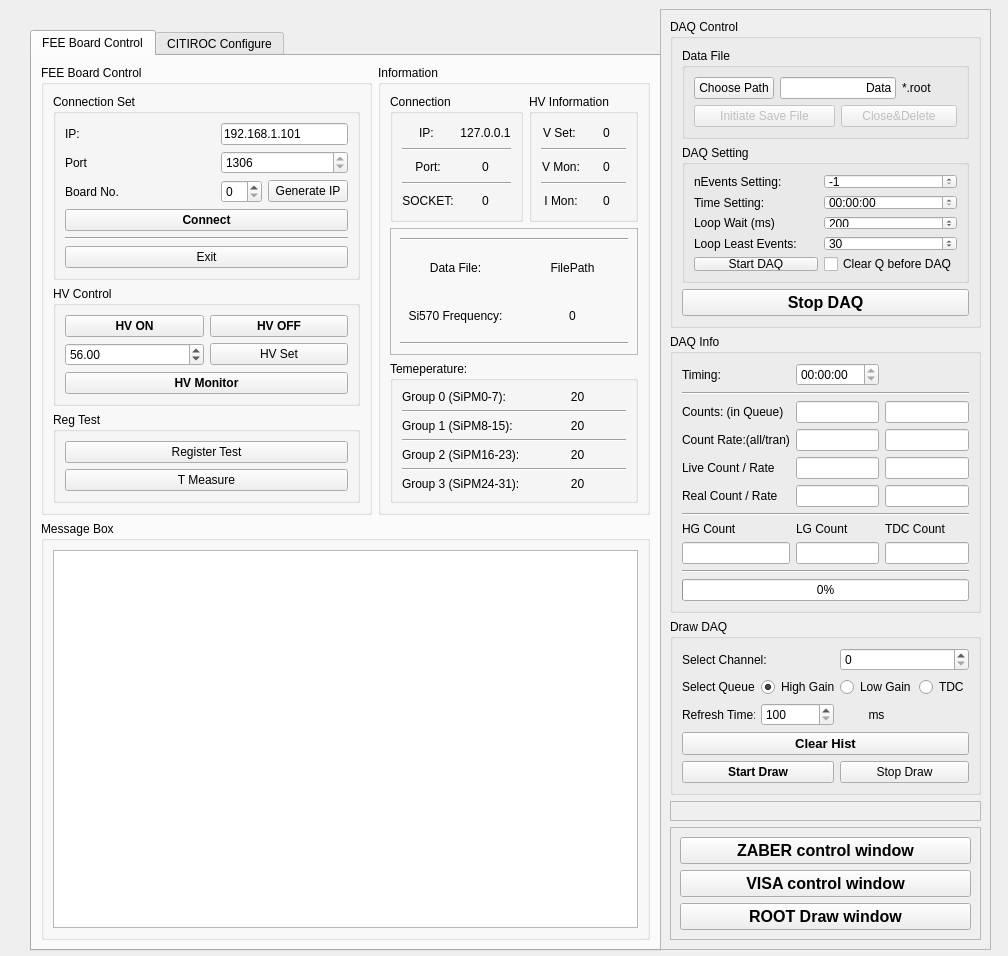
This is src/FEEControlWidget.ui in HelloUSTC114/FEEBoardGUI as Qt 5 draws it before an edit. The edited form follows.
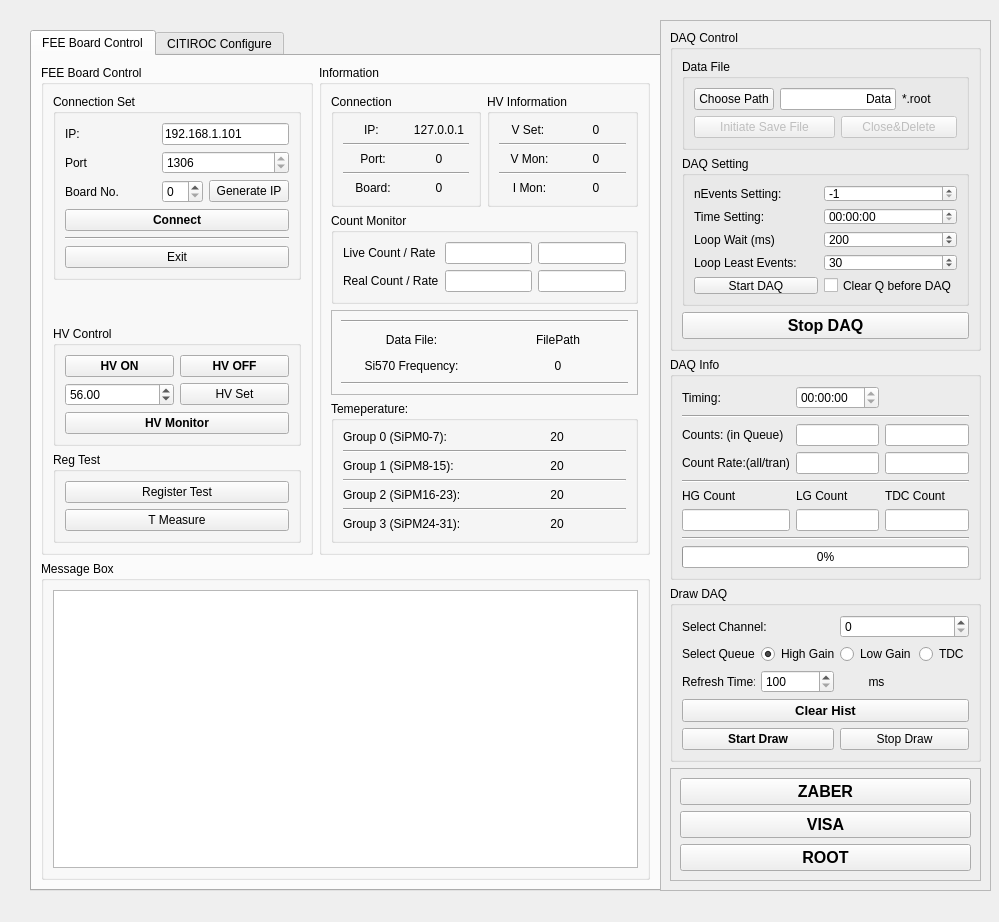
This is the edited form.

Commit message: Add Count rate monitor

Patch:
```diff
--- a/src/FEEControlWidget.ui
+++ b/src/FEEControlWidget.ui
@@ -6,8 +6,8 @@
    <rect>
     <x>0</x>
     <y>0</y>
-    <width>1008</width>
-    <height>956</height>
+    <width>999</width>
+    <height>922</height>
    </rect>
   </property>
   <property name="windowTitle">
@@ -22,7 +22,7 @@
      <x>30</x>
      <y>30</y>
      <width>631</width>
-     <height>921</height>
+     <height>861</height>
     </rect>
    </property>
    <property name="contextMenuPolicy">
@@ -177,7 +177,7 @@
           </layout>
          </widget>
         </item>
-        <item row="1" column="0">
+        <item row="2" column="0">
          <widget class="QGroupBox" name="grpHVctrl">
           <property name="title">
            <string>HV Control</string>
@@ -239,7 +239,7 @@
           </layout>
          </widget>
         </item>
-        <item row="2" column="0">
+        <item row="3" column="0">
          <widget class="QGroupBox" name="grpTMea">
           <property name="title">
            <string>Reg Test</string>
@@ -262,17 +262,18 @@
           </layout>
          </widget>
         </item>
-       </layout>
-      </widget>
-     </item>
-     <item row="1" column="0" colspan="2">
-      <widget class="QGroupBox" name="groupBox_3">
-       <property name="title">
-        <string>Message Box</string>
-       </property>
-       <layout class="QHBoxLayout" name="horizontalLayout_2">
-        <item>
-         <widget class="QTextEdit" name="brsMessage"/>
+        <item row="1" column="0">
+         <spacer name="verticalSpacer_4">
+          <property name="orientation">
+           <enum>Qt::Vertical</enum>
+          </property>
+          <property name="sizeHint" stdset="0">
+           <size>
+            <width>20</width>
+            <height>40</height>
+           </size>
+          </property>
+         </spacer>
         </item>
        </layout>
       </widget>
@@ -283,89 +284,6 @@
         <string>Information</string>
        </property>
        <layout class="QGridLayout" name="gridLayout_8">
-        <item row="0" column="0">
-         <widget class="QGroupBox" name="groupBox_6">
-          <property name="title">
-           <string>Connection</string>
-          </property>
-          <layout class="QGridLayout" name="gridLayout_4">
-           <item row="0" column="0">
-            <widget class="QLabel" name="label_9">
-             <property name="text">
-              <string>IP: </string>
-             </property>
-             <property name="alignment">
-              <set>Qt::AlignCenter</set>
-             </property>
-            </widget>
-           </item>
-           <item row="0" column="1">
-            <widget class="QLabel" name="lblIPOut">
-             <property name="text">
-              <string>127.0.0.1</string>
-             </property>
-             <property name="alignment">
-              <set>Qt::AlignCenter</set>
-             </property>
-            </widget>
-           </item>
-           <item row="1" column="0" colspan="2">
-            <widget class="Line" name="line_15">
-             <property name="orientation">
-              <enum>Qt::Horizontal</enum>
-             </property>
-            </widget>
-           </item>
-           <item row="2" column="0">
-            <widget class="QLabel" name="label_11">
-             <property name="text">
-              <string>Port:</string>
-             </property>
-             <property name="alignment">
-              <set>Qt::AlignCenter</set>
-             </property>
-            </widget>
-           </item>
-           <item row="2" column="1">
-            <widget class="QLabel" name="lblPortOut">
-             <property name="text">
-              <string>0</string>
-             </property>
-             <property name="alignment">
-              <set>Qt::AlignCenter</set>
-             </property>
-            </widget>
-           </item>
-           <item row="3" column="0" colspan="2">
-            <widget class="Line" name="line_16">
-             <property name="orientation">
-              <enum>Qt::Horizontal</enum>
-             </property>
-            </widget>
-           </item>
-           <item row="4" column="0">
-            <widget class="QLabel" name="label_15">
-             <property name="text">
-              <string>SOCKET:</string>
-             </property>
-             <property name="alignment">
-              <set>Qt::AlignCenter</set>
-             </property>
-            </widget>
-           </item>
-           <item row="4" column="1">
-            <widget class="QLabel" name="lblSockOut">
-             <property name="text">
-              <string>0</string>
-             </property>
-             <property name="alignment">
-              <set>Qt::AlignCenter</set>
-             </property>
-            </widget>
-           </item>
-          </layout>
-         </widget>
-        </item>
         <item row="0" column="1">
          <widget class="QGroupBox" name="groupBox_5">
           <property name="title">
@@ -449,7 +367,207 @@
           </layout>
          </widget>
         </item>
-        <item row="4" column="0" colspan="2">
+        <item row="0" column="0">
+         <widget class="QGroupBox" name="groupBox_6">
+          <property name="title">
+           <string>Connection</string>
+          </property>
+          <layout class="QGridLayout" name="gridLayout_4">
+           <item row="0" column="0">
+            <widget class="QLabel" name="label_9">
+             <property name="text">
+              <string>IP: </string>
+             </property>
+             <property name="alignment">
+              <set>Qt::AlignCenter</set>
+             </property>
+            </widget>
+           </item>
+           <item row="0" column="1">
+            <widget class="QLabel" name="lblIPOut">
+             <property name="text">
+              <string>127.0.0.1</string>
+             </property>
+             <property name="alignment">
+              <set>Qt::AlignCenter</set>
+             </property>
+            </widget>
+           </item>
+           <item row="1" column="0" colspan="2">
+            <widget class="Line" name="line_15">
+             <property name="orientation">
+              <enum>Qt::Horizontal</enum>
+             </property>
+            </widget>
+           </item>
+           <item row="2" column="0">
+            <widget class="QLabel" name="label_11">
+             <property name="text">
+              <string>Port:</string>
+             </property>
+             <property name="alignment">
+              <set>Qt::AlignCenter</set>
+             </property>
+            </widget>
+           </item>
+           <item row="2" column="1">
+            <widget class="QLabel" name="lblPortOut">
+             <property name="text">
+              <string>0</string>
+             </property>
+             <property name="alignment">
+              <set>Qt::AlignCenter</set>
+             </property>
+            </widget>
+           </item>
+           <item row="3" column="0" colspan="2">
+            <widget class="Line" name="line_16">
+             <property name="orientation">
+              <enum>Qt::Horizontal</enum>
+             </property>
+            </widget>
+           </item>
+           <item row="4" column="0">
+            <widget class="QLabel" name="label_15">
+             <property name="text">
+              <string>Board:</string>
+             </property>
+             <property name="alignment">
+              <set>Qt::AlignCenter</set>
+             </property>
+            </widget>
+           </item>
+           <item row="4" column="1">
+            <widget class="QLabel" name="lblBoardOut">
+             <property name="text">
+              <string>0</string>
+             </property>
+             <property name="alignment">
+              <set>Qt::AlignCenter</set>
+             </property>
+            </widget>
+           </item>
+          </layout>
+         </widget>
+        </item>
+        <item row="3" column="0" colspan="2">
+         <widget class="QFrame" name="frame_2">
+          <property name="frameShape">
+           <enum>QFrame::StyledPanel</enum>
+          </property>
+          <property name="frameShadow">
+           <enum>QFrame::Raised</enum>
+          </property>
+          <layout class="QGridLayout" name="gridLayout_17">
+           <item row="1" column="1">
+            <widget class="QLabel" name="lblFileOut">
+             <property name="text">
+              <string>FilePath</string>
+             </property>
+             <property name="alignment">
+              <set>Qt::AlignCenter</set>
+             </property>
+            </widget>
+           </item>
+           <item row="2" column="0">
+            <widget class="QLabel" name="label_7">
+             <property name="text">
+              <string>Si570 Frequency:</string>
+             </property>
+             <property name="alignment">
+              <set>Qt::AlignCenter</set>
+             </property>
+            </widget>
+           </item>
+           <item row="3" column="0" colspan="2">
+            <widget class="Line" name="line_18">
+             <property name="orientation">
+              <enum>Qt::Horizontal</enum>
+             </property>
+            </widget>
+           </item>
+           <item row="0" column="0" colspan="2">
+            <widget class="Line" name="line_17">
+             <property name="orientation">
+              <enum>Qt::Horizontal</enum>
+             </property>
+            </widget>
+           </item>
+           <item row="2" column="1">
+            <widget class="QLabel" name="lblSi570Out">
+             <property name="text">
+              <string>0</string>
+             </property>
+             <property name="alignment">
+              <set>Qt::AlignCenter</set>
+             </property>
+            </widget>
+           </item>
+           <item row="1" column="0">
+            <widget class="QLabel" name="label_13">
+             <property name="text">
+              <string>Data File:</string>
+             </property>
+             <property name="alignment">
+              <set>Qt::AlignCenter</set>
+             </property>
+            </widget>
+           </item>
+          </layout>
+         </widget>
+        </item>
+        <item row="2" column="0" colspan="2">
+         <widget class="QGroupBox" name="grpCRMonitor">
+          <property name="title">
+           <string>Count Monitor</string>
+          </property>
+          <layout class="QGridLayout" name="gridLayout_19">
+           <item row="0" column="1">
+            <widget class="QLineEdit" name="lineLiveCount">
+             <property name="readOnly">
+              <bool>true</bool>
+             </property>
+            </widget>
+           </item>
+           <item row="1" column="2">
+            <widget class="QLineEdit" name="lineRealCR">
+             <property name="readOnly">
+              <bool>true</bool>
+             </property>
+            </widget>
+           </item>
+           <item row="1" column="0">
+            <widget class="QLabel" name="label_39">
+             <property name="text">
+              <string>Real Count / Rate</string>
+             </property>
+            </widget>
+           </item>
+           <item row="1" column="1">
+            <widget class="QLineEdit" name="lineRealCount">
+             <property name="readOnly">
+              <bool>true</bool>
+             </property>
+            </widget>
+           </item>
+           <item row="0" column="0">
+            <widget class="QLabel" name="label_38">
+             <property name="text">
+              <string>Live Count / Rate</string>
+             </property>
+            </widget>
+           </item>
+           <item row="0" column="2">
+            <widget class="QLineEdit" name="lineLiveCR">
+             <property name="readOnly">
+              <bool>true</bool>
+             </property>
+            </widget>
+           </item>
+          </layout>
+         </widget>
+        </item>
+        <item row="5" column="0" colspan="2">
          <widget class="QGroupBox" name="grpTMoni">
           <property name="title">
            <string>Temeperature:</string>
@@ -547,71 +665,17 @@
           </layout>
          </widget>
         </item>
-        <item row="2" column="0" colspan="2">
-         <widget class="QFrame" name="frame_2">
-          <property name="frameShape">
-           <enum>QFrame::StyledPanel</enum>
-          </property>
-          <property name="frameShadow">
-           <enum>QFrame::Raised</enum>
-          </property>
-          <layout class="QGridLayout" name="gridLayout_17">
-           <item row="1" column="1">
-            <widget class="QLabel" name="lblFileOut">
-             <property name="text">
-              <string>FilePath</string>
-             </property>
-             <property name="alignment">
-              <set>Qt::AlignCenter</set>
-             </property>
-            </widget>
-           </item>
-           <item row="0" column="0" colspan="2">
-            <widget class="Line" name="line_17">
-             <property name="orientation">
-              <enum>Qt::Horizontal</enum>
-             </property>
-            </widget>
-           </item>
-           <item row="2" column="1">
-            <widget class="QLabel" name="lblSi570Out">
-             <property name="text">
-              <string>0</string>
-             </property>
-             <property name="alignment">
-              <set>Qt::AlignCenter</set>
-             </property>
-            </widget>
-           </item>
-           <item row="1" column="0">
-            <widget class="QLabel" name="label_13">
-             <property name="text">
-              <string>Data File:</string>
-             </property>
-             <property name="alignment">
-              <set>Qt::AlignCenter</set>
-             </property>
-            </widget>
-           </item>
-           <item row="2" column="0">
-            <widget class="QLabel" name="label_7">
-             <property name="text">
-              <string>Si570 Frequency:</string>
-             </property>
-             <property name="alignment">
-              <set>Qt::AlignCenter</set>
-             </property>
-            </widget>
-           </item>
-           <item row="3" column="0" colspan="2">
-            <widget class="Line" name="line_18">
-             <property name="orientation">
-              <enum>Qt::Horizontal</enum>
-             </property>
-            </widget>
-           </item>
-          </layout>
-         </widget>
+       </layout>
+      </widget>
+     </item>
+     <item row="2" column="0" colspan="2">
+      <widget class="QGroupBox" name="groupBox_3">
+       <property name="title">
+        <string>Message Box</string>
+       </property>
+       <layout class="QHBoxLayout" name="horizontalLayout_2">
+        <item>
+         <widget class="QTextEdit" name="brsMessage"/>
         </item>
        </layout>
       </widget>
@@ -1030,9 +1094,9 @@
    <property name="geometry">
     <rect>
      <x>660</x>
-     <y>9</y>
+     <y>20</y>
      <width>331</width>
-     <height>941</height>
+     <height>871</height>
     </rect>
    </property>
    <property name="frameShape">
@@ -1042,6 +1106,124 @@
     <enum>QFrame::Raised</enum>
    </property>
    <layout class="QGridLayout" name="gridLayout_23">
+    <item row="3" column="0">
+     <widget class="QGroupBox" name="groupBox_10">
+      <property name="title">
+       <string>Draw DAQ</string>
+      </property>
+      <layout class="QGridLayout" name="gridLayout_14">
+       <item row="4" column="2" colspan="2">
+        <widget class="QPushButton" name="btnStopDraw">
+         <property name="font">
+          <font>
+           <bold>false</bold>
+          </font>
+         </property>
+         <property name="text">
+          <string>Stop Draw</string>
+         </property>
+        </widget>
+       </item>
+       <item row="1" column="2">
+        <widget class="QRadioButton" name="btnLGDraw">
+         <property name="text">
+          <string>Low Gain</string>
+         </property>
+        </widget>
+       </item>
+       <item row="1" column="0">
+        <widget class="QLabel" name="label_26">
+         <property name="text">
+          <string>Select Queue:</string>
+         </property>
+        </widget>
+       </item>
+       <item row="1" column="1">
+        <widget class="QRadioButton" name="btnHGDraw">
+         <property name="text">
+          <string>High Gain</string>
+         </property>
+         <property name="checked">
+          <bool>true</bool>
+         </property>
+        </widget>
+       </item>
+       <item row="2" column="1">
+        <widget class="QSpinBox" name="boxRefreshTime">
+         <property name="minimum">
+          <number>100</number>
+         </property>
+         <property name="maximum">
+          <number>999999999</number>
+         </property>
+        </widget>
+       </item>
+       <item row="2" column="0">
+        <widget class="QLabel" name="label_28">
+         <property name="text">
+          <string>Refresh Time:</string>
+         </property>
+        </widget>
+       </item>
+       <item row="4" column="0" colspan="2">
+        <widget class="QPushButton" name="btnStartDraw">
+         <property name="font">
+          <font>
+           <bold>true</bold>
+          </font>
+         </property>
+         <property name="text">
+          <string>Start Draw</string>
+         </property>
+        </widget>
+       </item>
+       <item row="0" column="2" colspan="2">
+        <widget class="QSpinBox" name="boxDrawCh">
+         <property name="maximum">
+          <number>32</number>
+         </property>
+        </widget>
+       </item>
+       <item row="1" column="3">
+        <widget class="QRadioButton" name="btnTDCDraw">
+         <property name="text">
+          <string>TDC</string>
+         </property>
+        </widget>
+       </item>
+       <item row="2" column="2">
+        <widget class="QLabel" name="label_29">
+         <property name="text">
+          <string>ms</string>
+         </property>
+         <property name="alignment">
+          <set>Qt::AlignCenter</set>
+         </property>
+        </widget>
+       </item>
+       <item row="0" column="0" colspan="2">
+        <widget class="QLabel" name="label_27">
+         <property name="text">
+          <string>Select Channel:</string>
+         </property>
+        </widget>
+       </item>
+       <item row="3" column="0" colspan="4">
+        <widget class="QPushButton" name="btnClearDraw">
+         <property name="font">
+          <font>
+           <pointsize>10</pointsize>
+           <bold>true</bold>
+          </font>
+         </property>
+         <property name="text">
+          <string>Clear Hist</string>
+         </property>
+        </widget>
+       </item>
+      </layout>
+     </widget>
+    </item>
     <item row="0" column="0">
      <widget class="QGroupBox" name="grpDAQctrl">
       <property name="title">
@@ -1224,124 +1406,6 @@
       </layout>
      </widget>
     </item>
-    <item row="2" column="0">
-     <widget class="QGroupBox" name="groupBox_10">
-      <property name="title">
-       <string>Draw DAQ</string>
-      </property>
-      <layout class="QGridLayout" name="gridLayout_14">
-       <item row="4" column="2" colspan="2">
-        <widget class="QPushButton" name="btnStopDraw">
-         <property name="font">
-          <font>
-           <bold>false</bold>
-          </font>
-         </property>
-         <property name="text">
-          <string>Stop Draw</string>
-         </property>
-        </widget>
-       </item>
-       <item row="1" column="2">
-        <widget class="QRadioButton" name="btnLGDraw">
-         <property name="text">
-          <string>Low Gain</string>
-         </property>
-        </widget>
-       </item>
-       <item row="1" column="0">
-        <widget class="QLabel" name="label_26">
-         <property name="text">
-          <string>Select Queue:</string>
-         </property>
-        </widget>
-       </item>
-       <item row="1" column="1">
-        <widget class="QRadioButton" name="btnHGDraw">
-         <property name="text">
-          <string>High Gain</string>
-         </property>
-         <property name="checked">
-          <bool>true</bool>
-         </property>
-        </widget>
-       </item>
-       <item row="2" column="1">
-        <widget class="QSpinBox" name="boxRefreshTime">
-         <property name="minimum">
-          <number>100</number>
-         </property>
-         <property name="maximum">
-          <number>999999999</number>
-         </property>
-        </widget>
-       </item>
-       <item row="2" column="0">
-        <widget class="QLabel" name="label_28">
-         <property name="text">
-          <string>Refresh Time:</string>
-         </property>
-        </widget>
-       </item>
-       <item row="4" column="0" colspan="2">
-        <widget class="QPushButton" name="btnStartDraw">
-         <property name="font">
-          <font>
-           <bold>true</bold>
-          </font>
-         </property>
-         <property name="text">
-          <string>Start Draw</string>
-         </property>
-        </widget>
-       </item>
-       <item row="0" column="2" colspan="2">
-        <widget class="QSpinBox" name="boxDrawCh">
-         <property name="maximum">
-          <number>32</number>
-         </property>
-        </widget>
-       </item>
-       <item row="1" column="3">
-        <widget class="QRadioButton" name="btnTDCDraw">
-         <property name="text">
-          <string>TDC</string>
-         </property>
-        </widget>
-       </item>
-       <item row="2" column="2">
-        <widget class="QLabel" name="label_29">
-         <property name="text">
-          <string>ms</string>
-         </property>
-         <property name="alignment">
-          <set>Qt::AlignCenter</set>
-         </property>
-        </widget>
-       </item>
-       <item row="0" column="0" colspan="2">
-        <widget class="QLabel" name="label_27">
-         <property name="text">
-          <string>Select Channel:</string>
-         </property>
-        </widget>
-       </item>
-       <item row="3" column="0" colspan="4">
-        <widget class="QPushButton" name="btnClearDraw">
-         <property name="font">
-          <font>
-           <pointsize>10</pointsize>
-           <bold>true</bold>
-          </font>
-         </property>
-         <property name="text">
-          <string>Clear Hist</string>
-         </property>
-        </widget>
-       </item>
-      </layout>
-     </widget>
-    </item>
     <item row="5" column="0">
      <widget class="QFrame" name="frame_5">
       <property name="frameShape">
@@ -1352,6 +1416,19 @@
       </property>
       <layout class="QGridLayout" name="gridLayout_16">
        <item row="1" column="0">
+        <widget class="QPushButton" name="btnZaberControl">
+         <property name="font">
+          <font>
+           <pointsize>12</pointsize>
+           <bold>true</bold>
+          </font>
+         </property>
+         <property name="text">
+          <string>ZABER</string>
+         </property>
+        </widget>
+       </item>
+       <item row="2" column="0">
         <widget class="QPushButton" name="btnVISAControl">
          <property name="font">
           <font>
@@ -1360,11 +1437,11 @@
           </font>
          </property>
          <property name="text">
-          <string>VISA control window</string>
+          <string>VISA</string>
          </property>
         </widget>
        </item>
-       <item row="2" column="0">
+       <item row="3" column="0">
         <widget class="QPushButton" name="btnDraw">
          <property name="font">
           <font>
@@ -1373,165 +1450,44 @@
           </font>
          </property>
          <property name="text">
-          <string>ROOT Draw window</string>
-         </property>
-        </widget>
-       </item>
-       <item row="0" column="0">
-        <widget class="QPushButton" name="btnZaberControl">
-         <property name="font">
-          <font>
-           <pointsize>12</pointsize>
-           <bold>true</bold>
-          </font>
-         </property>
-         <property name="text">
-          <string>ZABER control window</string>
+          <string>ROOT</string>
          </property>
         </widget>
        </item>
       </layout>
      </widget>
     </item>
-    <item row="3" column="0">
-     <widget class="QFrame" name="frame_4">
-      <property name="frameShape">
-       <enum>QFrame::StyledPanel</enum>
-      </property>
-      <property name="frameShadow">
-       <enum>QFrame::Raised</enum>
-      </property>
-      <layout class="QGridLayout" name="gridLayout_15"/>
-     </widget>
-    </item>
-    <item row="4" column="0">
-     <spacer name="verticalSpacer">
-      <property name="orientation">
-       <enum>Qt::Vertical</enum>
-      </property>
-      <property name="sizeHint" stdset="0">
-       <size>
-        <width>20</width>
-        <height>40</height>
-       </size>
-      </property>
-     </spacer>
-    </item>
-    <item row="1" column="0">
+    <item row="2" column="0">
      <widget class="QGroupBox" name="grpDAQInfo">
       <property name="title">
        <string>DAQ Info</string>
       </property>
       <layout class="QGridLayout" name="gridLayout_11">
-       <item row="2" column="2">
-        <widget class="QLineEdit" name="lineUnreadCount">
-         <property name="readOnly">
-          <bool>true</bool>
-         </property>
-        </widget>
-       </item>
-       <item row="5" column="1">
-        <widget class="QLineEdit" name="lineRealCount">
-         <property name="readOnly">
-          <bool>true</bool>
-         </property>
-        </widget>
-       </item>
-       <item row="7" column="1">
-        <widget class="QLabel" name="label_35">
-         <property name="text">
-          <string>LG Count</string>
-         </property>
-        </widget>
-       </item>
-       <item row="8" column="2">
-        <widget class="QLineEdit" name="lineTDCDAQCount">
-         <property name="readOnly">
-          <bool>true</bool>
-         </property>
-        </widget>
-       </item>
-       <item row="4" column="0">
-        <widget class="QLabel" name="label_38">
-         <property name="text">
-          <string>Live Count / Rate</string>
-         </property>
-        </widget>
-       </item>
-       <item row="0" column="0">
-        <widget class="QLabel" name="label_4">
-         <property name="text">
-          <string>Timing:</string>
-         </property>
-        </widget>
-       </item>
-       <item row="7" column="2">
+       <item row="5" column="2">
         <widget class="QLabel" name="label_36">
          <property name="text">
           <string>TDC Count</string>
          </property>
         </widget>
        </item>
-       <item row="4" column="1">
-        <widget class="QLineEdit" name="lineLiveCount">
-         <property name="readOnly">
-          <bool>true</bool>
-         </property>
-        </widget>
-       </item>
-       <item row="8" column="1">
-        <widget class="QLineEdit" name="lineLGDAQCount">
-         <property name="readOnly">
-          <bool>true</bool>
-         </property>
-        </widget>
-       </item>
-       <item row="4" column="2">
-        <widget class="QLineEdit" name="lineLiveCR">
-         <property name="readOnly">
-          <bool>true</bool>
-         </property>
-        </widget>
-       </item>
-       <item row="5" column="2">
-        <widget class="QLineEdit" name="lineRealCR">
-         <property name="readOnly">
-          <bool>true</bool>
-         </property>
-        </widget>
-       </item>
-       <item row="3" column="0">
-        <widget class="QLabel" name="label_31">
-         <property name="text">
-          <string>Count Rate:(all/tran)</string>
-         </property>
-        </widget>
-       </item>
-       <item row="2" column="1">
-        <widget class="QLineEdit" name="lineDAQCount">
-         <property name="readOnly">
-          <bool>true</bool>
-         </property>
-        </widget>
-       </item>
-       <item row="3" column="2">
-        <widget class="QLineEdit" name="lineCountRateTran">
-         <property name="readOnly">
-          <bool>true</bool>
-         </property>
-        </widget>
-       </item>
-       <item row="1" column="0" colspan="3">
-        <widget class="Line" name="line_6">
-         <property name="orientation">
-          <enum>Qt::Horizontal</enum>
-         </property>
-        </widget>
-       </item>
        <item row="5" column="0">
-        <widget class="QLabel" name="label_39">
+        <widget class="QLabel" name="label_25">
          <property name="text">
-          <string>Real Count / Rate</string>
+          <string>HG Count</string>
+         </property>
+        </widget>
+       </item>
+       <item row="2" column="1">
+        <widget class="QLineEdit" name="lineDAQCount">
+         <property name="readOnly">
+          <bool>true</bool>
+         </property>
+        </widget>
+       </item>
+       <item row="6" column="2">
+        <widget class="QLineEdit" name="lineTDCDAQCount">
+         <property name="readOnly">
+          <bool>true</bool>
          </property>
         </widget>
        </item>
@@ -1542,13 +1498,27 @@
          </property>
         </widget>
        </item>
-       <item row="8" column="0">
-        <widget class="QLineEdit" name="lineHGDAQCount">
+       <item row="1" column="0" colspan="3">
+        <widget class="Line" name="line_6">
+         <property name="orientation">
+          <enum>Qt::Horizontal</enum>
+         </property>
+        </widget>
+       </item>
+       <item row="3" column="2">
+        <widget class="QLineEdit" name="lineCountRateTran">
          <property name="readOnly">
           <bool>true</bool>
          </property>
         </widget>
        </item>
+       <item row="5" column="1">
+        <widget class="QLabel" name="label_35">
+         <property name="text">
+          <string>LG Count</string>
+         </property>
+        </widget>
+       </item>
        <item row="3" column="1">
         <widget class="QLineEdit" name="lineCountRate">
          <property name="readOnly">
@@ -1556,17 +1526,17 @@
          </property>
         </widget>
        </item>
-       <item row="6" column="0" colspan="3">
-        <widget class="Line" name="line_8">
-         <property name="orientation">
-          <enum>Qt::Horizontal</enum>
+       <item row="9" column="0" colspan="3">
+        <widget class="QProgressBar" name="pbarDAQ">
+         <property name="value">
+          <number>0</number>
          </property>
         </widget>
        </item>
-       <item row="7" column="0">
-        <widget class="QLabel" name="label_25">
-         <property name="text">
-          <string>HG Count</string>
+       <item row="2" column="2">
+        <widget class="QLineEdit" name="lineUnreadCount">
+         <property name="readOnly">
+          <bool>true</bool>
          </property>
         </widget>
        </item>
@@ -1583,17 +1553,45 @@
          </property>
         </widget>
        </item>
-       <item row="10" column="0" colspan="3">
+       <item row="8" column="0" colspan="3">
         <widget class="Line" name="line_19">
          <property name="orientation">
           <enum>Qt::Horizontal</enum>
          </property>
         </widget>
        </item>
-       <item row="11" column="0" colspan="3">
-        <widget class="QProgressBar" name="pbarDAQ">
-         <property name="value">
-          <number>0</number>
+       <item row="4" column="0" colspan="3">
+        <widget class="Line" name="line_8">
+         <property name="orientation">
+          <enum>Qt::Horizontal</enum>
+         </property>
+        </widget>
+       </item>
+       <item row="6" column="1">
+        <widget class="QLineEdit" name="lineLGDAQCount">
+         <property name="readOnly">
+          <bool>true</bool>
+         </property>
+        </widget>
+       </item>
+       <item row="6" column="0">
+        <widget class="QLineEdit" name="lineHGDAQCount">
+         <property name="readOnly">
+          <bool>true</bool>
+         </property>
+        </widget>
+       </item>
+       <item row="0" column="0">
+        <widget class="QLabel" name="label_4">
+         <property name="text">
+          <string>Timing:</string>
+         </property>
+        </widget>
+       </item>
+       <item row="3" column="0">
+        <widget class="QLabel" name="label_31">
+         <property name="text">
+          <string>Count Rate:(all/tran)</string>
          </property>
         </widget>
        </item>
```
Left out of the diff: 13 changed lines with no effect on the pictures. The commit also changes 6 other files.
